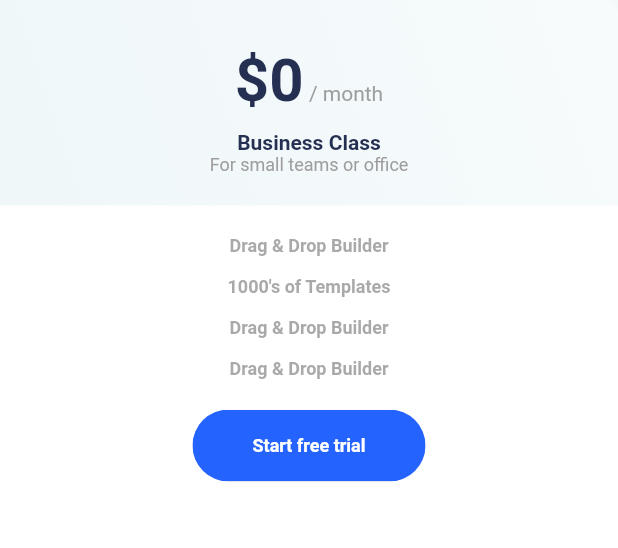
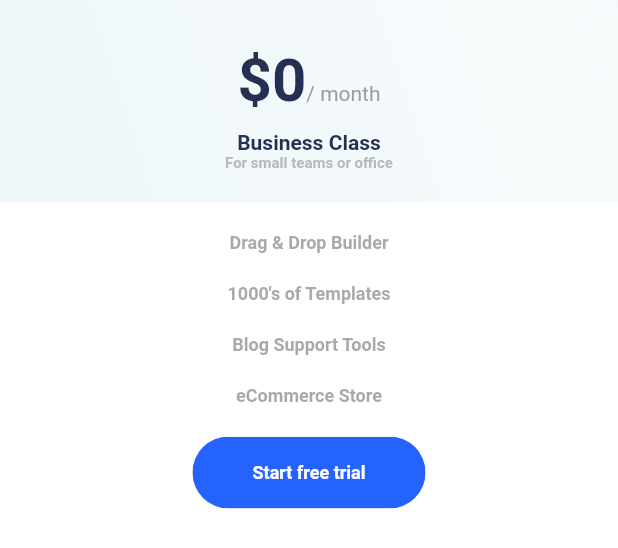
Before and after one commit to jeremy02/app_landing_page, a Flutter app: the AppPricingPlansCard widget shown alone on an empty page, opened directly, on a phone screen of 412 x 824 dp. Shown: the top 548 px of the screen. Run offline on Flutter 3.47's test engine with Material 2 defaults, Android fonts, the phone set to English and light mode, and no system bars; our stand-ins replace get.

Commit message:
finished with pricing

```diff
--- a/lib/sections/pricing_section/components/app_pricing_plans_card.dart
+++ b/lib/sections/pricing_section/components/app_pricing_plans_card.dart
@@ -32,11 +32,16 @@ class AppPricingPlansCard extends StatefulWidget {
 class _AppPricingPlansCardState extends State<AppPricingPlansCard> {
   bool isHover = false;
 
+  List<String> litems = [
+    "Drag & Drop Builder",
+    "1000's of Templates",
+    "Blog Support Tools",
+    "eCommerce Store"
+  ];
+
   @override
   Widget build(BuildContext context) {
-    return Stack(
-      children: [
-        AnimatedContainer(
+    return AnimatedContainer(
       decoration: BoxDecoration(
         color: Colors.white,
         border: Border.all(
@@ -87,19 +92,6 @@ class _AppPricingPlansCardState extends State<AppPricingPlansCard> {
           ),
         ],
       ),
-        ),
-        Positioned.fill(
-          child: Material(
-            borderRadius: BorderRadius.circular(8.0),
-            color: Colors.transparent,
-            child: InkWell(
-              splashColor: Colors.transparent,
-              borderRadius: BorderRadius.circular(8.0),
-              onTap: () => widget.press,
-            ),
-          ),
-        ),
-      ],
     );
   }
 
@@ -136,7 +128,7 @@ class _AppPricingPlansCardState extends State<AppPricingPlansCard> {
                 text: TextSpan(
                   children: <TextSpan>[
                     TextSpan(
-                      text: '\$0',
+                      text: '\$${widget.price}',
                       style: TextStyle(
                         fontSize: 40,
                         color: kPrimaryColor1,
@@ -144,7 +136,7 @@ class _AppPricingPlansCardState extends State<AppPricingPlansCard> {
                       ),
                     ),
                     TextSpan(
-                      text: " / month",
+                      text: "/ month",
                       style: TextStyle(
                         fontSize: 14,
                         color: Colors.grey,
@@ -163,7 +155,7 @@ class _AppPricingPlansCardState extends State<AppPricingPlansCard> {
             text: TextSpan(
               children: <TextSpan>[
                 TextSpan(
-                  text: 'Business Class',
+                  text: widget.planTitle,
                   style: TextStyle(
                     fontSize: 14,
                     color: kPrimaryColor1,
@@ -177,11 +169,11 @@ class _AppPricingPlansCardState extends State<AppPricingPlansCard> {
             text: TextSpan(
               children: <TextSpan>[
                 TextSpan(
-                  text: "For small teams or office",
+                  text: widget.planDescription,
                   style: TextStyle(
-                    fontSize: 12,
-                    color: Colors.grey,
-                    fontWeight: FontWeight.normal,
+                    fontSize: 10,
+                    color: Colors.grey.withOpacity(0.7),
+                    fontWeight: FontWeight.bold,
                   ),
                 ),
               ],
@@ -194,16 +186,28 @@ class _AppPricingPlansCardState extends State<AppPricingPlansCard> {
 
   Widget pricingItemsContainer() {
     return Container(
-      padding: EdgeInsets.all(
-        kDefaultPadding,
+      padding: EdgeInsets.only(
+        top: kDefaultPadding,
+        bottom: kDefaultPadding,
       ),
       child: Column(
-        mainAxisSize: MainAxisSize.max,
+        children: [
+          listItem(litems[0], true),
+          listItem(litems[1], true),
+          listItem(litems[2], true),
+          listItem(litems[3], false),
+        ],
+      ),
+    );
+  }
+
+  Widget listItem(String litem, bool isBottomPadd) {
+    return Column(
       children: [
         RichText(
           textAlign: TextAlign.center,
           text: TextSpan(
-              text: "Drag & Drop Builder",
+            text: litem,
             style: TextStyle(
               fontSize: 12,
               color: kTextColor.withOpacity(0.6),
@@ -212,49 +216,9 @@ class _AppPricingPlansCardState extends State<AppPricingPlansCard> {
           ),
         ),
         SizedBox(
-            height: kDefaultPadding / 1.5,
-          ),
-          RichText(
-            textAlign: TextAlign.center,
-            text: TextSpan(
-              text: "1000's of Templates",
-              style: TextStyle(
-                fontSize: 12,
-                color: kTextColor.withOpacity(0.6),
-                fontWeight: FontWeight.w600,
-              ),
-            ),
-          ),
-          SizedBox(
-            height: kDefaultPadding / 1.5,
-          ),
-          RichText(
-            textAlign: TextAlign.center,
-            text: TextSpan(
-              text: "Drag & Drop Builder",
-              style: TextStyle(
-                fontSize: 12,
-                color: kTextColor.withOpacity(0.6),
-                fontWeight: FontWeight.w600,
-              ),
-            ),
-          ),
-          SizedBox(
-            height: kDefaultPadding / 1.5,
-          ),
-          RichText(
-            textAlign: TextAlign.center,
-            text: TextSpan(
-              text: "Drag & Drop Builder",
-              style: TextStyle(
-                fontSize: 12,
-                color: kTextColor.withOpacity(0.6),
-                fontWeight: FontWeight.w600,
-              ),
-            ),
+          height: isBottomPadd ? kDefaultPadding : 0,
         ),
       ],
-      ),
     );
   }
 }
```
Lines whose indentation alone changed are shown as unchanged.
